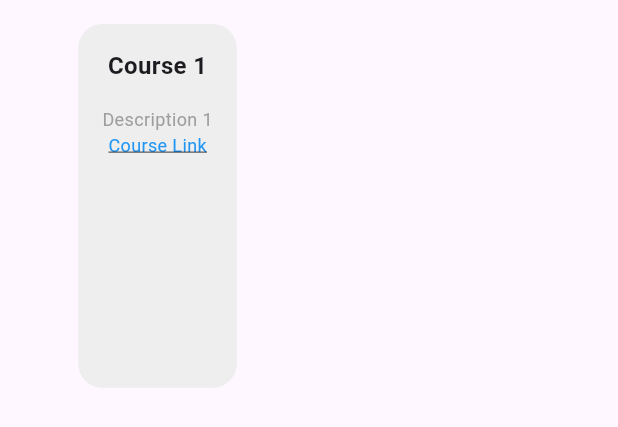
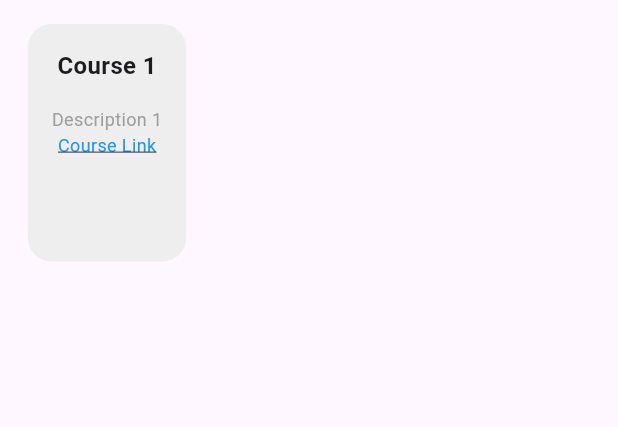
Before and after one commit to Rithik1611/kcg_teamup, a Flutter app: the Home widget shown alone on an empty page, opened directly, after a tap on "Course Link", on a phone screen of 412 x 824 dp. Shown: the top 427 px of the screen. Run offline on Flutter 3.47's test engine with Material 3 defaults, Android fonts, the phone set to English and light mode, and no system bars; our stand-ins replace bloc, flutter_bloc.

Commit message:
add hackathon

```diff
--- a/lib/view/pages/add_category_page.dart
+++ b/lib/view/pages/add_category_page.dart
@@ -33,7 +33,8 @@
       setState(() {
         Category.popularCourseList.add(newCategory);
       });
-      Navigator.pop(context);
+      Navigator.pop(
+          context, true); // Pass true to indicate a new category was added
     }
   }
 
--- a/lib/view/pages/home.dart
+++ b/lib/view/pages/home.dart
@@ -66,7 +66,7 @@
               physics: const BouncingScrollPhysics(),
               itemCount: Category.popularCourseList.length,
               gridDelegate: const SliverGridDelegateWithFixedCrossAxisCount(
-                crossAxisCount: 2,
+                crossAxisCount: 3,
                 mainAxisSpacing: 32.0,
                 crossAxisSpacing: 8.0, // Reduced horizontal spacing
                 childAspectRatio: 0.8,
@@ -164,9 +164,10 @@
                                   const EdgeInsets.symmetric(horizontal: 16.0),
                               child: GestureDetector(
                                 onTap: () async {
-                                  final url = category.courseLink;
-                                  if (await canLaunch(url)) {
-                                    await launch(url);
+                                  final Uri url =
+                                      Uri.parse(category.courseLink);
+                                  if (await canLaunchUrl(url)) {
+                                    await launchUrl(url);
                                   } else {
                                     throw 'Could not launch $url';
                                   }
```
Also changed, not shown: lib/view/pages/home_page.dart (+17 -4 lines).
